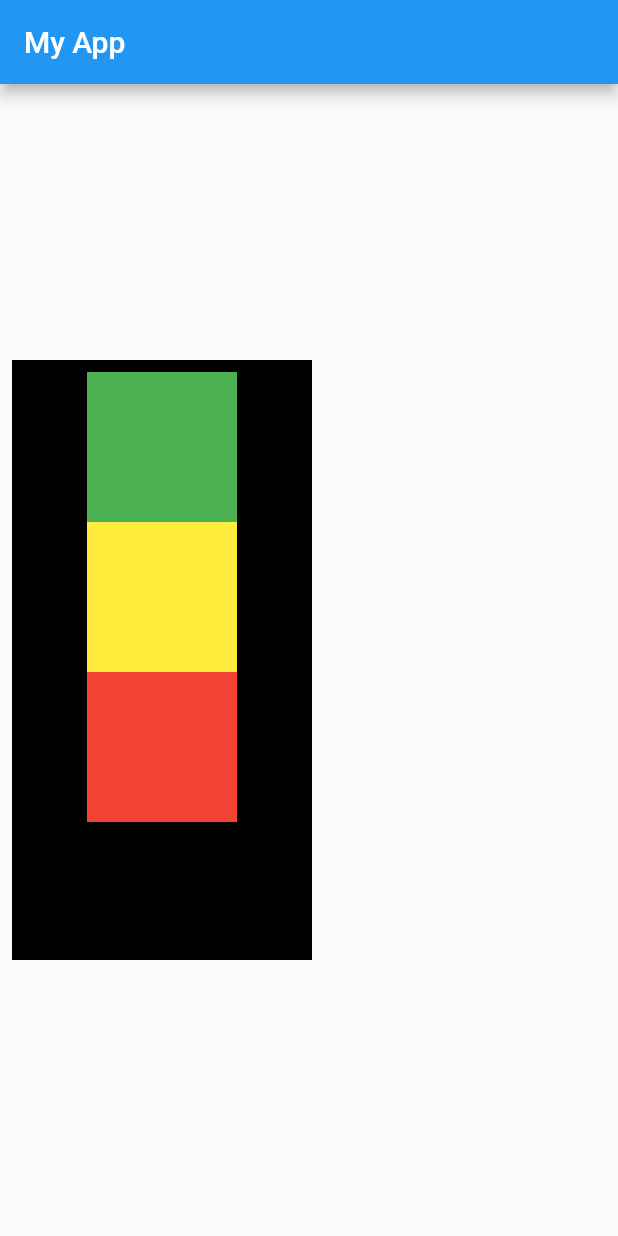
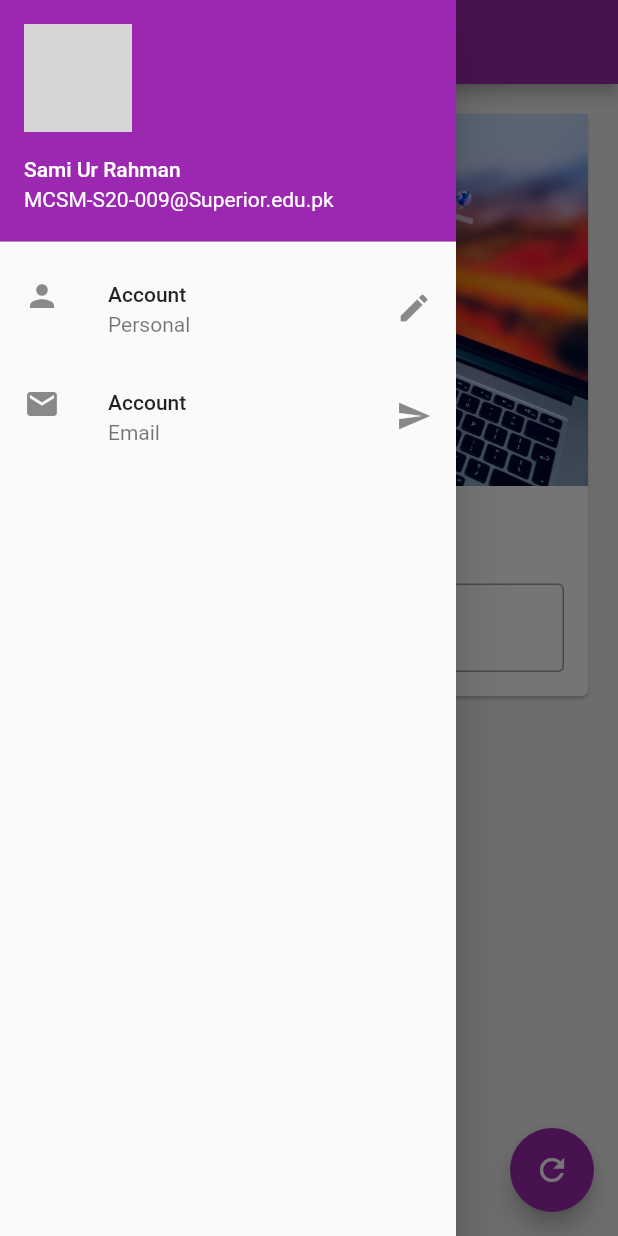
Before and after one commit to D-scientist/flutter-new, a Flutter app: the screen it shows after launch, with the side drawer open (before the commit the screen has no drawer), on a phone screen of 412 x 824 dp. Run offline on Flutter 3.47's test engine with Material 2 defaults, Android fonts, the phone set to English and light mode, and no system bars; network calls fail; grey boxes are pictures that could not be loaded.

Commit message:
CH4-Completed

```diff
--- /dev/null
+++ b/lib/bg_image.dart
@@ -0,0 +1,11 @@
+import 'package:flutter/material.dart';
+
+class BgImage extends StatelessWidget {
+  @override
+  Widget build(BuildContext context) {
+    return Image.asset(
+      "assets/bg.jpg",
+      fit: BoxFit.contain,
+    );
+  }
+}
--- /dev/null
+++ b/lib/change_name_card.dart
@@ -0,0 +1,44 @@
+import 'package:flutter/material.dart';
+
+import 'bg_image.dart';
+
+class ChangeNameCard extends StatelessWidget {
+  const ChangeNameCard({
+    Key key,
+    @required this.myText,
+    @required TextEditingController nameController,
+  })  : _nameController = nameController,
+        super(key: key);
+
+  final String myText;
+  final TextEditingController _nameController;
+
+  @override
+  Widget build(BuildContext context) {
+    return Column(
+      children: [
+        BgImage(),
+        Text(
+          myText,
+          style: TextStyle(fontSize: 25, fontWeight: FontWeight.bold),
+        ),
+        SizedBox(
+          height: 20,
+        ),
+        Padding(
+          padding: const EdgeInsets.all(16.0),
+          child: TextField(
+            controller: _nameController,
+            keyboardType: TextInputType.text,
+            // obscureText: true, //For Password
+            decoration: InputDecoration(
+              border: OutlineInputBorder(),
+              hintText: "Enter Somting Here",
+              labelText: "Name",
+            ),
+          ),
+        ),
+      ],
+    );
+  }
+}
--- /dev/null
+++ b/lib/drawer.dart
@@ -0,0 +1,38 @@
+import 'package:flutter/material.dart';
+
+class MyDrawer extends StatelessWidget {
+  @override
+  Widget build(BuildContext context) {
+    return Drawer(
+      child: ListView(
+        padding: EdgeInsets.zero,
+        children: [
+          // DrawerHeader(
+          //   child: Text("Hi, I'm Drawer"),
+          //   decoration: BoxDecoration(color: Colors.blue),
+          // ),
+          UserAccountsDrawerHeader(
+            accountName: Text("Sami Ur Rahman"),
+            accountEmail: Text("MCSM-S20-009@Superior.edu.pk"),
+            currentAccountPicture: CircleAvatar(
+              backgroundImage: NetworkImage(
+                  "https://images.unsplash.com/photo-1568602471122-7832951cc4c5?ixid=MnwxMjA3fDB8MHxwaG90by1wYWdlfHx8fGVufDB8fHx8&ixlib=rb-1.2.1&auto=format&fit=crop&w=1050&q=80"),
+            ),
+          ),
+          ListTile(
+            leading: Icon(Icons.person),
+            title: Text("Account"),
+            subtitle: Text("Personal"),
+            trailing: Icon(Icons.edit),
+          ),
+          ListTile(
+            leading: Icon(Icons.email),
+            title: Text("Account"),
+            subtitle: Text("Email"),
+            trailing: Icon(Icons.send),
+          )
+        ],
+      ),
+    );
+  }
+}
--- a/lib/main.dart
+++ b/lib/main.dart
@@ -1,58 +1,15 @@
+import 'dart:ui';
+
 import 'package:flutter/cupertino.dart';
 import 'package:flutter/material.dart';
+import 'package:flutter_basics/pages/home_page.dart';
 
 void main() {
   runApp(MaterialApp(
     title: "Sam's App",
     home: HomePage(),
+    theme: ThemeData(
+      primarySwatch: Colors.purple,
+    ),
   ));
 }
-
-class HomePage extends StatelessWidget {
-  @override
-  Widget build(BuildContext context) {
-    return Scaffold(
-      appBar: AppBar(
-        title: Text("My App"),
-      ),
-      body: Padding(
-        padding: const EdgeInsets.all(8.0),
-        child: Align(
-          alignment: Alignment.centerLeft,
-          child: Container(
-            color: Colors.black,
-            width: 200, //width: MediaQuery.of(context).size.width,
-            height: 400,
-            child: Padding(
-              padding: const EdgeInsets.all(8.0),
-              child: Column(
-                mainAxisAlignment: MainAxisAlignment.start,
-                crossAxisAlignment: CrossAxisAlignment.center,
-                children: [
-                  Container(
-                    padding: const EdgeInsets.all(8),
-                    width: 100,
-                    height: 100,
-                    color: Colors.green,
-                  ),
-                  Container(
-                    padding: const EdgeInsets.all(8),
-                    width: 100,
-                    height: 100,
-                    color: Colors.yellow,
-                  ),
-                  Container(
-                    padding: const EdgeInsets.all(8),
-                    width: 100,
-                    height: 100,
-                    color: Colors.red,
-                  )
-                ],
-              ),
-            ),
-          ),
-        ),
-      ),
-    );
-  }
-}
--- a/pubspec.yaml
+++ b/pubspec.yaml
@@ -45,8 +45,8 @@ flutter:
   uses-material-design: true
 
   # To add assets to your application, add an assets section, like this:
-  # assets:
-  #   - images/a_dot_burr.jpeg
+  assets:
+     - assets/
   #   - images/a_dot_ham.jpeg
 
   # An image asset can refer to one or more resolution-specific "variants", see
```
Also changed, not shown: assets/bg.jpg (added), 1 other file.
